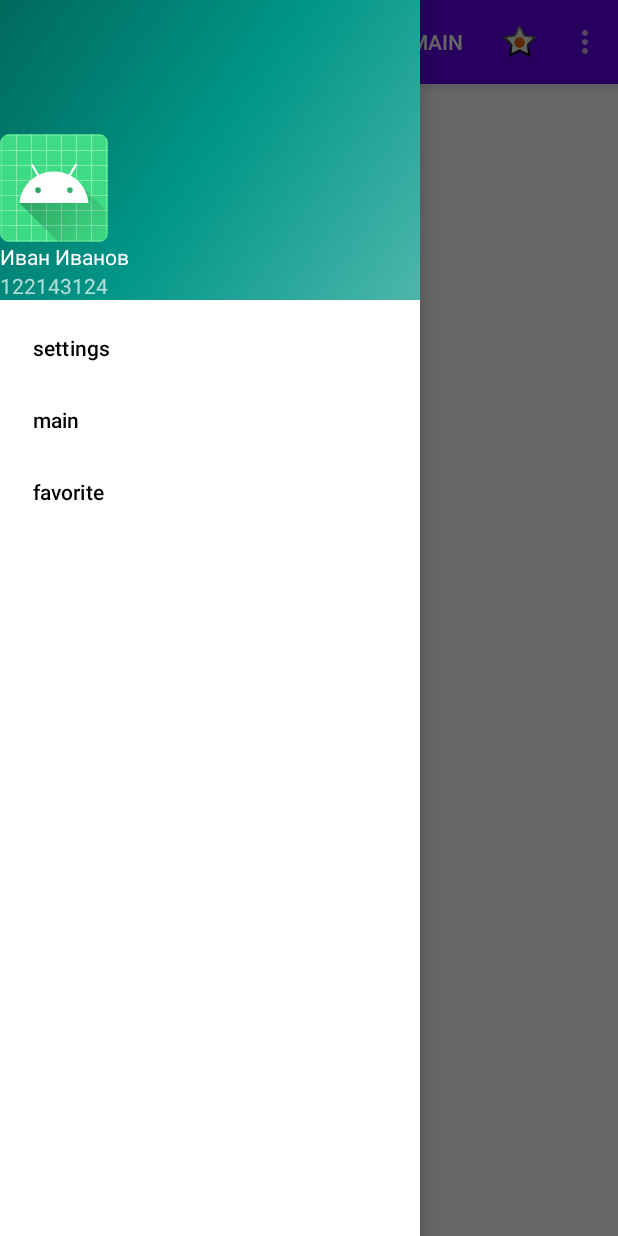
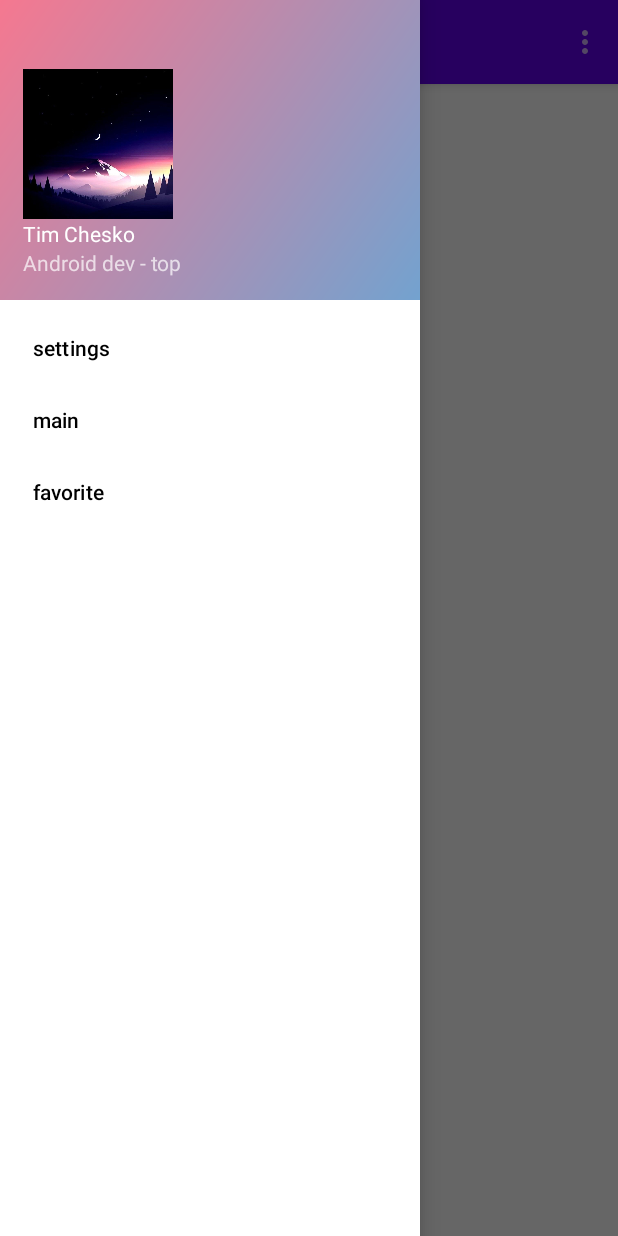
Before and after one commit to TimChesko/NoteV2.2, an Android app: the screen it shows after launch (MainActivity), with the side drawer open, on a phone screen of 412 x 824 dp. Run offline under Robolectric (Android 15) with nearby library versions, the phone set to English and light mode, and no system bars.

Commit message:
Не много изменил дизайн.

```diff
--- a/app/src/main/java/com/example/notev22/MainActivity.java
+++ b/app/src/main/java/com/example/notev22/MainActivity.java
@@ -44,7 +44,7 @@ public class MainActivity extends AppCompatActivity {
 
     private void initDrawer(Toolbar toolbar) {
         DrawerLayout drawerLayout = findViewById(R.id.drawer_layout);
-        // связываем   drawerLayout toolbar
+
         ActionBarDrawerToggle actionBarDrawerToggle = new ActionBarDrawerToggle(this,
                 drawerLayout,toolbar,R.string.add,R.string.app_name);
         drawerLayout.addDrawerListener(actionBarDrawerToggle);
--- a/app/src/main/java/com/example/notev22/SettingsFragment.java
+++ b/app/src/main/java/com/example/notev22/SettingsFragment.java
@@ -45,8 +45,6 @@ public class SettingsFragment extends Fragment {
         switchBackStack.setChecked(settings.getBackStack());
         radioButtonReplace.setChecked(settings.getReplaceFragment());
         radioButtonAdd.setChecked(settings.getAddFragment());
-
-        radioButtonReplace.setChecked(true);
 
         radioButtonAdd.setOnCheckedChangeListener(new CompoundButton.OnCheckedChangeListener() {
             @Override
--- a/app/src/main/res/drawable/side_nav_bar.xml
+++ b/app/src/main/res/drawable/side_nav_bar.xml
@@ -2,8 +2,7 @@
     android:shape="rectangle">
     <gradient
         android:angle="135"
-        android:centerColor="#009688"
-        android:endColor="#00695C"
-        android:startColor="#4DB6AC"
+        android:endColor="#F57890"
+        android:startColor="#73A2CF"
         android:type="linear" />
 </shape>
--- a/app/src/main/res/layout/fragment_settings.xml
+++ b/app/src/main/res/layout/fragment_settings.xml
@@ -19,19 +19,19 @@
         android:layout_width="match_parent"
         android:layout_height="wrap_content">
         <androidx.appcompat.widget.AppCompatRadioButton
+            android:id="@+id/radioButtonReplace"
+            android:layout_width="match_parent"
+            android:layout_height="wrap_content"
+            android:checked="true"
+            android:text="@string/replace"/>
+        <androidx.appcompat.widget.AppCompatRadioButton
             android:id="@+id/radioButtonAdd"
             android:layout_width="match_parent"
             android:layout_height="wrap_content"
             android:checked="true"
             android:text="@string/add"/>
-        <androidx.appcompat.widget.AppCompatRadioButton
-            android:id="@+id/radioButtonReplace"
-            android:layout_width="match_parent"
-            android:layout_height="wrap_content"
-            android:checked="true"
-            android:text="@string/replace"/>
+    </RadioGroup>
 
-    </RadioGroup>
     <androidx.appcompat.widget.SwitchCompat
         android:id="@+id/switchBackAsRemove"
         android:layout_width="match_parent"
--- a/app/src/main/res/layout/nav_header_main.xml
+++ b/app/src/main/res/layout/nav_header_main.xml
@@ -6,23 +6,24 @@
     android:background="@drawable/side_nav_bar"
     android:gravity="bottom"
     android:orientation="vertical"
-    android:theme="@style/ThemeOverlay.AppCompat.Dark">
+    android:theme="@style/ThemeOverlay.AppCompat.Dark"
+    android:padding="15dp">
 
     <ImageView
         android:id="@+id/imageView"
-        android:layout_width="wrap_content"
-        android:layout_height="wrap_content"
-        app:srcCompat="@mipmap/ic_launcher_round" />
+        android:layout_width="100dp"
+        android:layout_height="100dp"
+        app:srcCompat="@drawable/ava" />
 
     <TextView
         android:layout_width="match_parent"
         android:layout_height="wrap_content"
-        android:text="Иван Иванов"
+        android:text="Tim Chesko"
         android:textAppearance="@style/TextAppearance.AppCompat.Body1" />
 
     <TextView
         android:id="@+id/textView"
         android:layout_width="wrap_content"
         android:layout_height="wrap_content"
-        android:text="122143124" />
+        android:text="Android dev - top" />
 </LinearLayout>
--- a/app/src/main/res/menu/main.xml
+++ b/app/src/main/res/menu/main.xml
@@ -7,16 +7,4 @@
         android:title="@string/settings"
         app:showAsAction="never"/>
 
-    <item
-        android:id="@+id/action_main"
-        android:title="main"
-        app:showAsAction="always"/>
-
-    <item
-        android:id="@+id/action_favorite"
-        android:icon="@android:drawable/star_on"
-        android:title="favorite"
-        app:showAsAction="always"/>
-
-
 </menu>
```
Also changed, not shown: app/src/main/res/drawable-v24/ava.jpg (added).
